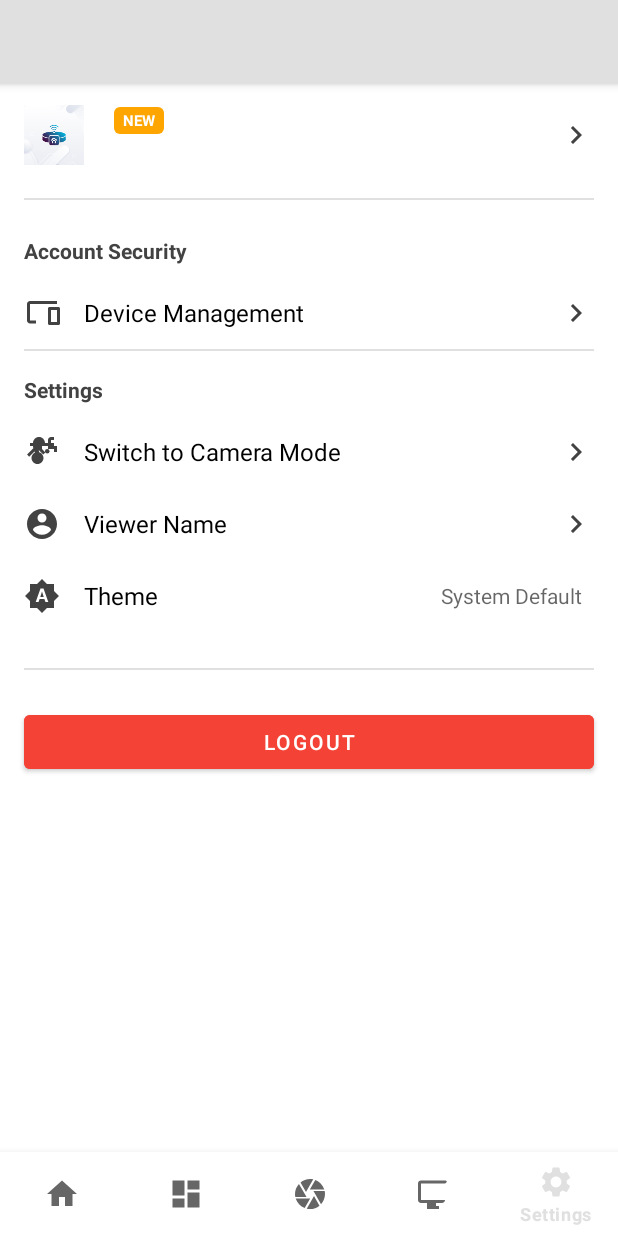
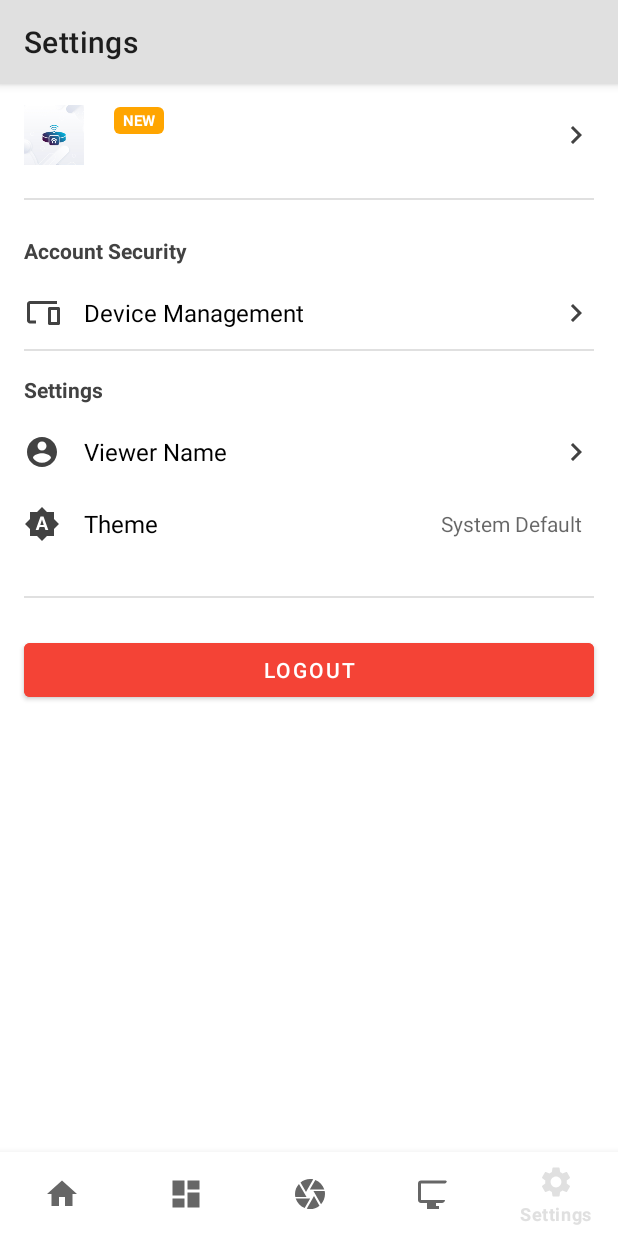
Before and after one commit to Venomous-pie/home_security_final, an Android app: the NotificationsFragment screen opened through its navigation route, on a phone screen of 412 x 824 dp. Run offline under Robolectric (Android 15) with nearby library versions, the phone set to English and light mode, and no system bars; our stand-ins replace Firebase (no records; nobody signed in at launch, a user with empty details on screens opened directly), navigation-ui.

Commit message:
key changes

```diff
--- a/app/src/main/java/com/example/smarthomeappfinal/MainActivity.kt
+++ b/app/src/main/java/com/example/smarthomeappfinal/MainActivity.kt
@@ -69,7 +69,7 @@ class MainActivity : BaseActivity(), NavigationView.OnNavigationItemSelectedList
     private fun setupComponents() {
         setSupportActionBar(binding.toolbar)
         supportActionBar?.apply {
-            setDisplayShowTitleEnabled(false)
+            setDisplayShowTitleEnabled(true)
             setDisplayHomeAsUpEnabled(true)
         }
         setupNavigation()
@@ -120,26 +120,25 @@ class MainActivity : BaseActivity(), NavigationView.OnNavigationItemSelectedList
 
     private fun setupNavigationListener() {
         navController.addOnDestinationChangedListener { _, destination, _ ->
-            // Handle bottom nav visibility
-            binding.navView.visibility = if (destination.id == R.id.navigation_camera_capture) {
-                View.GONE
-            } else {
-                View.VISIBLE
+            supportActionBar?.title = when (destination.id) {
+                R.id.navigation_home -> getString(R.string.title_home)
+                R.id.navigation_dashboard -> getString(R.string.title_dashboard)
+                R.id.navigation_notifications -> getString(R.string.title_settings)
+                R.id.navigation_camera_capture -> getString(R.string.title_camera)
+                R.id.navigation_monitor -> getString(R.string.title_monitor)
+                else -> ""
             }
-
-            // Remove spinner visibility logic since it's redundant
             actionBarSpinner?.visibility = View.GONE
         }
     }
 
     fun configureAppBarForSpinner(showSpinner: Boolean) {
-        // Always hide spinner since we're removing this feature
         actionBarSpinner?.visibility = View.GONE
         supportActionBar?.setDisplayShowCustomEnabled(false)
     }
 
     override fun onNavigationItemSelected(item: MenuItem): Boolean {
-        return false // No longer needed since drawer is removed
+        return false
     }
 
     override fun onSupportNavigateUp(): Boolean {
--- a/app/src/main/java/com/example/smarthomeappfinal/ui/notifications/NotificationsFragment.kt
+++ b/app/src/main/java/com/example/smarthomeappfinal/ui/notifications/NotificationsFragment.kt
@@ -57,7 +57,6 @@ class NotificationsFragment : Fragment() {
 
         loadAndApplyTheme()
         updateCurrentThemeTextView()
-        updateStartupModeButtonText()
         setupClickListeners()
 
         return root
@@ -70,10 +69,6 @@ class NotificationsFragment : Fragment() {
 
         binding.itemDeviceManagement.setOnClickListener {
             findNavController().navigate(R.id.action_navigation_notifications_to_device_management)
-        }
-
-        binding.itemSwitchToCamera.setOnClickListener {
-            handleModeSwitchRequest()
         }
 
         binding.itemViewerName.setOnClickListener {
@@ -111,36 +106,6 @@ class NotificationsFragment : Fragment() {
         intent.flags = Intent.FLAG_ACTIVITY_NEW_TASK or Intent.FLAG_ACTIVITY_CLEAR_TASK
         startActivity(intent)
         activity?.finish()
-    }
-
-    private fun updateStartupModeButtonText() {
-        val sharedPreferences = requireActivity().getSharedPreferences(APP_MODE_PREFS_NAME, Context.MODE_PRIVATE)
-        val currentMode = sharedPreferences.getInt(KEY_STARTUP_MODE, MODE_MONITOR)
-        if (currentMode == MODE_CAMERA) {
-            binding.tvSwitchModeLabel.text = getString(R.string.switch_to_monitor_mode_label)
-        } else {
-            binding.tvSwitchModeLabel.text = getString(R.string.switch_to_camera_mode_label)
-        }
-    }
-
-    private fun handleModeSwitchRequest() {
-        val sharedPreferences = requireActivity().getSharedPreferences(APP_MODE_PREFS_NAME, Context.MODE_PRIVATE)
-        val currentMode = sharedPreferences.getInt(KEY_STARTUP_MODE, MODE_MONITOR)
-        val newMode = if (currentMode == MODE_MONITOR) MODE_CAMERA else MODE_MONITOR
-        val newModeAppMode = if (newMode == MODE_CAMERA) AppMode.Camera else AppMode.Monitor
-
-        // Save the new mode
-        with(sharedPreferences.edit()) {
-            putInt(KEY_STARTUP_MODE, newMode)
-            putInt(KEY_LAST_SELECTED_SPINNER_MODE, newMode)
-            apply()
-        }
-
-        // Update UI
-        updateStartupModeButtonText()
-
-        // Navigate to home with new mode
-        navigationManager.navigateBasedOnMode(findNavController(), newModeAppMode)
     }
 
     // --- Existing Theme Methods (unchanged) ---
--- a/app/src/main/res/layout/fragment_notifications.xml
+++ b/app/src/main/res/layout/fragment_notifications.xml
@@ -127,22 +127,6 @@
             android:text="@string/settings_header" />
 
         <RelativeLayout
-            android:id="@+id/itemSwitchToCamera"
-            style="@style/MoreScreenItemContainer">
-            <ImageView
-                android:id="@+id/ivSwitchToCameraIcon"
-                style="@style/MoreScreenItemIcon"
-                android:src="@drawable/ic_cameraswitch"
-                android:tint="@color/splash_text_gray"/>
-            <TextView
-                android:id="@+id/tvSwitchModeLabel"
-                style="@style/MoreScreenItemText"
-                android:layout_toEndOf="@id/ivSwitchToCameraIcon"
-                android:text="@string/switch_to_camera_label" />
-            <ImageView style="@style/MoreScreenItemDisclosure" />
-        </RelativeLayout>
-
-        <RelativeLayout
             android:id="@+id/itemViewerName"
             style="@style/MoreScreenItemContainer">
             <ImageView
```
